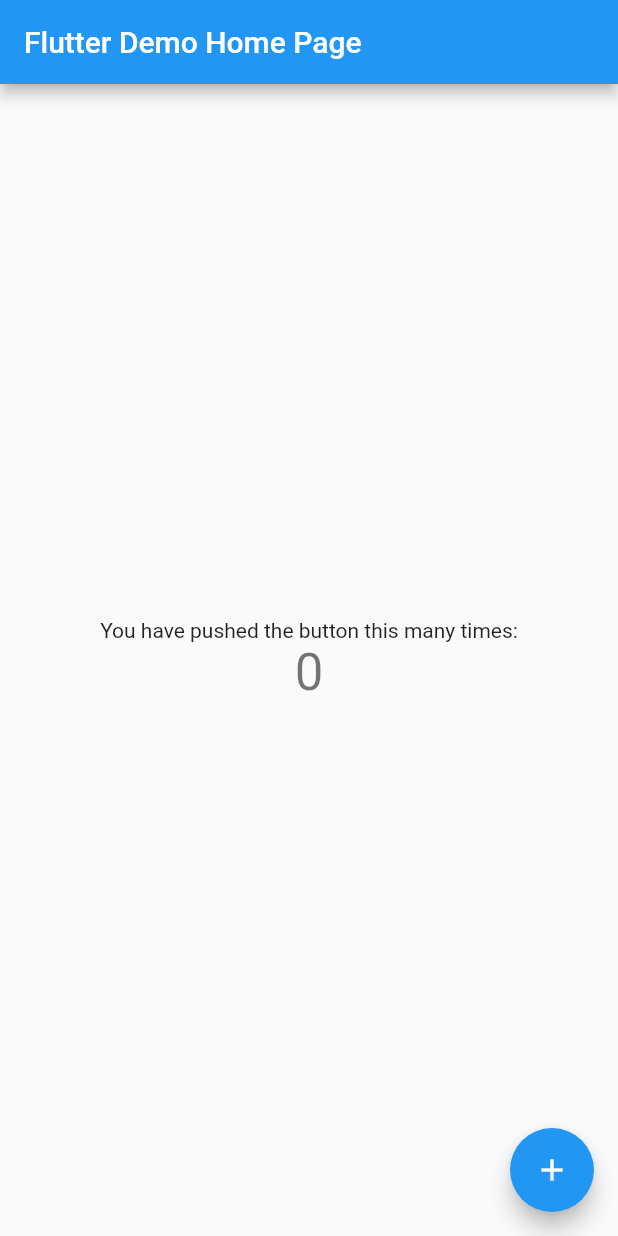
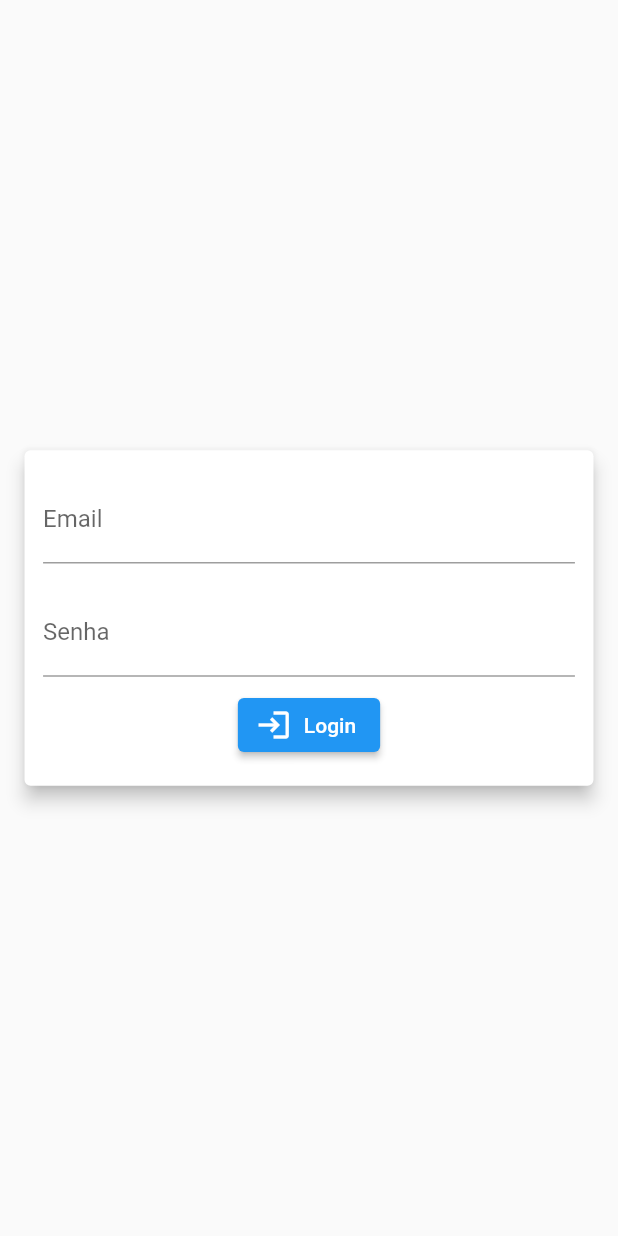
Before and after one commit to DanielErnany/shaped, a Flutter app: the screen it shows after launch, on a phone screen of 412 x 824 dp. Run offline on Flutter 3.47's test engine with Material 2 defaults, Android fonts, the phone set to English and light mode, and no system bars.

Commit message:
feat: tela de login sem navegação para tela de exames

```diff
--- a/lib/main.dart
+++ b/lib/main.dart
@@ -1,4 +1,5 @@
 import 'package:flutter/material.dart';
+import 'package:shaped/screens/login_screen.dart';
 
 void main() {
   runApp(const MyApp());
@@ -12,104 +13,11 @@ class MyApp extends StatelessWidget {
   Widget build(BuildContext context) {
     return MaterialApp(
       title: 'Flutter Demo',
+      debugShowCheckedModeBanner: false,
       theme: ThemeData(
-        // This is the theme of your application.
-        //
-        // Try running your application with "flutter run". You'll see the
-        // application has a blue toolbar. Then, without quitting the app, try
-        // changing the primarySwatch below to Colors.green and then invoke
-        // "hot reload" (press "r" in the console where you ran "flutter run",
-        // or simply save your changes to "hot reload" in a Flutter IDE).
-        // Notice that the counter didn't reset back to zero; the application
-        // is not restarted.
         primarySwatch: Colors.blue,
       ),
-      home: const MyHomePage(title: 'Flutter Demo Home Page'),
+      home: const LoginScreen(),
     );
   }
 }
-
-class MyHomePage extends StatefulWidget {
-  const MyHomePage({super.key, required this.title});
-
-  // This widget is the home page of your application. It is stateful, meaning
-  // that it has a State object (defined below) that contains fields that affect
-  // how it looks.
-
-  // This class is the configuration for the state. It holds the values (in this
-  // case the title) provided by the parent (in this case the App widget) and
-  // used by the build method of the State. Fields in a Widget subclass are
-  // always marked "final".
-
-  final String title;
-
-  @override
-  State<MyHomePage> createState() => _MyHomePageState();
-}
-
-class _MyHomePageState extends State<MyHomePage> {
-  int _counter = 0;
-
-  void _incrementCounter() {
-    setState(() {
-      // This call to setState tells the Flutter framework that something has
-      // changed in this State, which causes it to rerun the build method below
-      // so that the display can reflect the updated values. If we changed
-      // _counter without calling setState(), then the build method would not be
-      // called again, and so nothing would appear to happen.
-      _counter++;
-    });
-  }
-
-  @override
-  Widget build(BuildContext context) {
-    // This method is rerun every time setState is called, for instance as done
-    // by the _incrementCounter method above.
-    //
-    // The Flutter framework has been optimized to make rerunning build methods
-    // fast, so that you can just rebuild anything that needs updating rather
-    // than having to individually change instances of widgets.
-    return Scaffold(
-      appBar: AppBar(
-        // Here we take the value from the MyHomePage object that was created by
-        // the App.build method, and use it to set our appbar title.
-        title: Text(widget.title),
-      ),
-      body: Center(
-        // Center is a layout widget. It takes a single child and positions it
-        // in the middle of the parent.
-        child: Column(
-          // Column is also a layout widget. It takes a list of children and
-          // arranges them vertically. By default, it sizes itself to fit its
-          // children horizontally, and tries to be as tall as its parent.
-          //
-          // Invoke "debug painting" (press "p" in the console, choose the
-          // "Toggle Debug Paint" action from the Flutter Inspector in Android
-          // Studio, or the "Toggle Debug Paint" command in Visual Studio Code)
-          // to see the wireframe for each widget.
-          //
-          // Column has various properties to control how it sizes itself and
-          // how it positions its children. Here we use mainAxisAlignment to
-          // center the children vertically; the main axis here is the vertical
-          // axis because Columns are vertical (the cross axis would be
-          // horizontal).
-          mainAxisAlignment: MainAxisAlignment.center,
-          children: <Widget>[
-            const Text(
-              'You have pushed the button this many times:',
-            ),
-            Text(
-              '$_counter',
-              style: Theme.of(context).textTheme.headline4,
-            ),
-          ],
-        ),
-      ),
-      floatingActionButton: FloatingActionButton(
-        onPressed: _incrementCounter,
-        tooltip: 'Increment',
-        child: const Icon(Icons.add),
-      ), // This trailing comma makes auto-formatting nicer for build methods.
-    );
-  }
-}
--- /dev/null
+++ b/lib/screens/login_screen.dart
@@ -0,0 +1,174 @@
+import 'package:flutter/material.dart';
+
+class LoginScreen extends StatefulWidget {
+  const LoginScreen({Key? key}) : super(key: key);
+
+  @override
+  State<LoginScreen> createState() => _LoginScreenState();
+}
+
+class _LoginScreenState extends State<LoginScreen> {
+  final _form = GlobalKey<FormState>();
+
+  final _senhaFocusNode = FocusNode();
+
+  bool _isIncorretoEmailSenha = false;
+
+  final _formData = <String, String>{};
+
+  bool _autovalidateMode = false;
+
+  @override
+  void dispose() {
+    // TODO: implement dispose
+    super.dispose();
+    _senhaFocusNode.dispose();
+  }
+
+  Future<void> _saveForm() async {
+    setState(() {
+      _isIncorretoEmailSenha = false;
+    });
+    final isValid = _form.currentState!.validate();
+
+    if (!isValid) {
+      setState(() {
+        _autovalidateMode = true;
+      });
+      return;
+    }
+
+    _form.currentState?.save();
+    String email = _formData['email']!;
+
+    String senha = _formData['senha']!;
+
+    if (email == 'shaped3D@shaped.com' || senha == 'shaped123') {
+// TODO EFETUAR LOGIN
+    } else {
+      setState(() {
+        _isIncorretoEmailSenha = true;
+      });
+    }
+  }
+
+  @override
+  Widget build(BuildContext context) {
+    final dimensionsDevice = MediaQuery.of(context).size;
+    return Scaffold(
+      body: Center(
+        child: SingleChildScrollView(
+          child: Padding(
+            padding: EdgeInsets.symmetric(
+              horizontal: dimensionsDevice.width * 0.03,
+            ),
+            child: Card(
+              elevation: 5,
+              child: Padding(
+                padding: EdgeInsets.symmetric(
+                  horizontal: dimensionsDevice.width * 0.03,
+                  vertical: dimensionsDevice.height * 0.02,
+                ),
+                child: Column(
+                  children: [
+                    Form(
+                      key: _form,
+                      child: Column(
+                        children: [
+                          TextFormField(
+                            decoration: const InputDecoration(
+                              label: Text('Email'),
+                            ),
+                            keyboardType: TextInputType.emailAddress,
+                            textCapitalization: TextCapitalization.none,
+                            textInputAction: TextInputAction.next,
+                            autovalidateMode: _autovalidateMode
+                                ? AutovalidateMode.onUserInteraction
+                                : null,
+                            validator: (value) {
+                              if (value!.trim().isEmpty) {
+                                return "Preencha o email";
+                              }
+
+                              return null;
+                            },
+                            onFieldSubmitted: (_) {
+                              FocusScope.of(context)
+                                  .requestFocus(_senhaFocusNode);
+                            },
+                            onChanged: (_) {
+                              if (_isIncorretoEmailSenha) {
+                                setState(() {
+                                  _isIncorretoEmailSenha = false;
+                                });
+                              }
+                            },
+                            onSaved: (value) =>
+                                _formData['email'] = value ?? '',
+                          ),
+                          SizedBox(height: dimensionsDevice.height * 0.02),
+                          TextFormField(
+                            decoration: const InputDecoration(
+                              label: Text('Senha'),
+                            ),
+                            obscureText: true,
+                            autovalidateMode: _autovalidateMode
+                                ? AutovalidateMode.onUserInteraction
+                                : null,
+                            validator: (value) {
+                              if (value!.trim().isEmpty) {
+                                return "Preencha a senha";
+                              }
+
+                              return null;
+                            },
+                            focusNode: _senhaFocusNode,
+                            onSaved: (value) =>
+                                _formData['senha'] = value ?? '',
+                            onChanged: (_) {
+                              if (_isIncorretoEmailSenha) {
+                                setState(() {
+                                  _isIncorretoEmailSenha = false;
+                                });
+                              }
+                            },
+                            onFieldSubmitted: (_) {
+                              _saveForm();
+                            },
+                          ),
+                          if (_isIncorretoEmailSenha)
+                            Row(
+                              children: [
+                                Padding(
+                                  padding: EdgeInsets.only(
+                                    top: dimensionsDevice.height * 0.02,
+                                  ),
+                                  child: const Text(
+                                    'Email ou senha incorretos!',
+                                    style: TextStyle(
+                                      fontSize: 18,
+                                      color: Colors.red,
+                                    ),
+                                  ),
+                                ),
+                              ],
+                            ),
+                        ],
+                      ),
+                    ),
+                    SizedBox(height: dimensionsDevice.height * 0.01),
+                    ElevatedButton.icon(
+                      onPressed: _saveForm,
+                      icon: const Icon(Icons.login),
+                      label: const Text('Login'),
+                    )
+                  ],
+                ),
+              ),
+            ),
+          ),
+        ),
+      ),
+    );
+  }
+}
```
